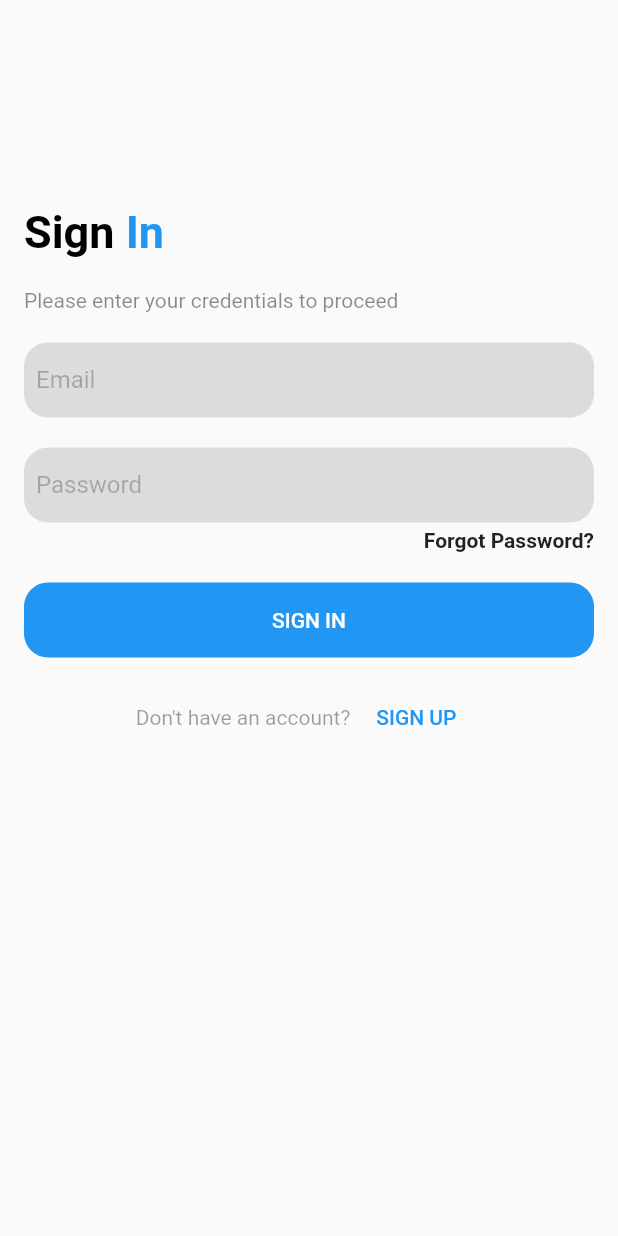
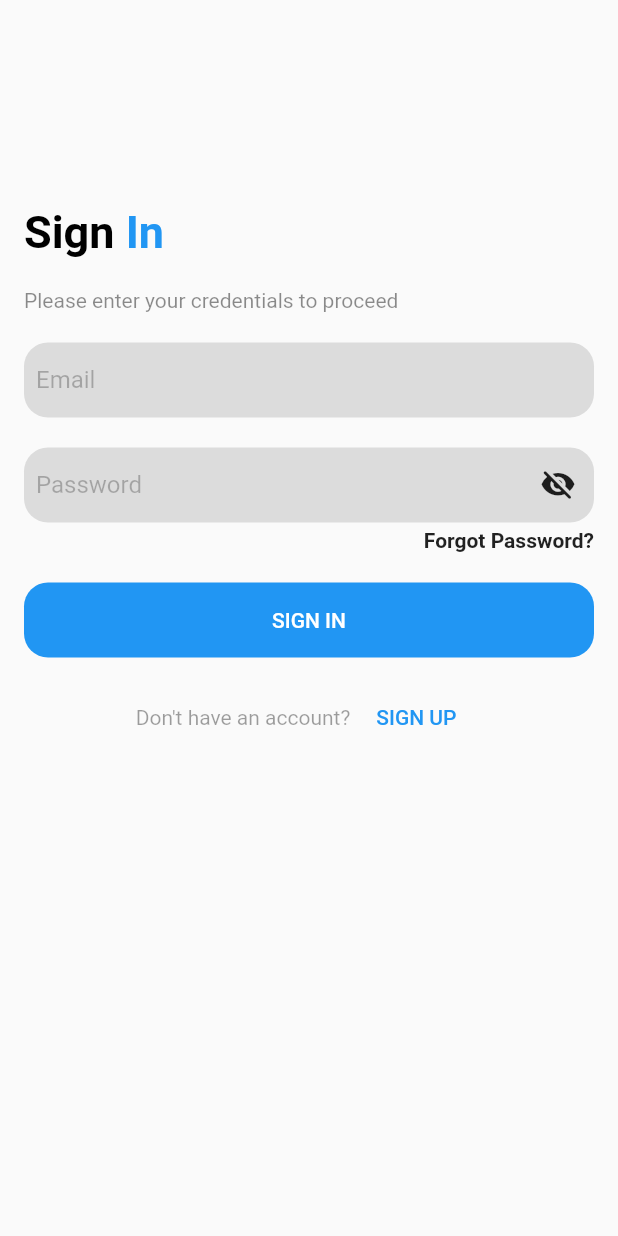
Before and after one commit to onumengine/medizorg, a Flutter app: the screen it shows after launch, after a tap on the "arrow forward" icon, on a phone screen of 412 x 824 dp. Run offline on Flutter 3.47's test engine with Material 2 defaults, Android fonts, the phone set to English and light mode, and no system bars; our stand-ins replace firebase_auth, firebase_core; accounts and stored records are empty; network calls fail.

Commit message:
Feat(pasword_text_widget.dart):Created a password input

```diff
--- /dev/null
+++ b/lib/ui/molecules/password_text_widget.dart
@@ -0,0 +1,74 @@
+import 'package:flutter/material.dart';
+
+class PasswordTextWidget extends StatelessWidget {
+  String hintText;
+  GlobalKey key;
+  TextEditingController controller;
+  bool obscureText, autocorrect;
+  Iterable<String> autofillHints;
+  String enteredText;
+  IconData iconData = Icons.visibility_off_rounded;
+
+  PasswordTextWidget({
+    this.key,
+    this.hintText,
+    this.controller,
+    this.autocorrect = false,
+    this.obscureText = false,
+    this.autofillHints,
+  }) : enteredText = controller.text;
+
+  Widget build(BuildContext context) {
+    return Container(
+      height: 50.0,
+      decoration: BoxDecoration(
+        color: Colors.black12,
+        borderRadius: BorderRadius.all(
+          Radius.circular(16.0),
+        ),
+      ),
+      child: Row(
+        mainAxisSize: MainAxisSize.max,
+        mainAxisAlignment: MainAxisAlignment.spaceBetween,
+        children: <Widget>[
+          SizedBox(width: 8.0),
+          Expanded(
+            child: TextField(
+              controller: this.controller,
+              obscureText: this.obscureText,
+              autofillHints: this.autofillHints,
+              textAlignVertical: TextAlignVertical.bottom,
+              decoration: InputDecoration.collapsed(
+                hintText: this.hintText,
+                hintStyle: TextStyle(
+                  color: Colors.black26,
+                ),
+              ),
+            ),
+          ),
+          Padding(
+            padding: const EdgeInsets.only(right: 12.0),
+            child: GestureDetector(
+              onTap: () {
+                changeVisibility();
+              },
+              child: Icon(this.iconData),
+            ),
+          ),
+        ],
+      ),
+    );
+  }
+
+  void changeVisibility() {
+    setState() {
+      if (this.obscureText == true) {
+        this.obscureText = false;
+        this.iconData = Icons.visibility_rounded;
+      } else {
+        this.obscureText = true;
+        this.iconData = Icons.visibility_off_rounded;
+      }
+    }
+  }
+}
--- a/lib/ui/organisms/sign_in_form.dart
+++ b/lib/ui/organisms/sign_in_form.dart
@@ -3,6 +3,7 @@ import 'package:medizorg/ui/molecules/text_widget.dart';
 import 'package:medizorg/utils/strings.dart';
 import 'package:medizorg/blocs/organisms/sign_in_form_bloc.dart';
 import 'package:provider/provider.dart';
+import 'package:medizorg/ui/molecules/password_text_widget.dart';
 
 class SignInForm extends StatefulWidget {
   _SignInFormState createState() => _SignInFormState();
@@ -58,12 +59,10 @@ class _SignInFormState extends State<SignInForm> {
             SizedBox(
               height: 20.0,
             ),
-            TextWidget(
+            PasswordTextWidget(
               hintText: HINT_TEXT_PASSWORD,
               key: signInFormBloc.passwordFieldKey,
               controller: signInFormBloc.passwordController,
-              obscureText: true,
-              autocorrect: false,
             ),
             SizedBox(
               height: 4.0,
```
Also changed, not shown: lib/ui/organisms/sign_up_form.dart (+27 -8 lines).
